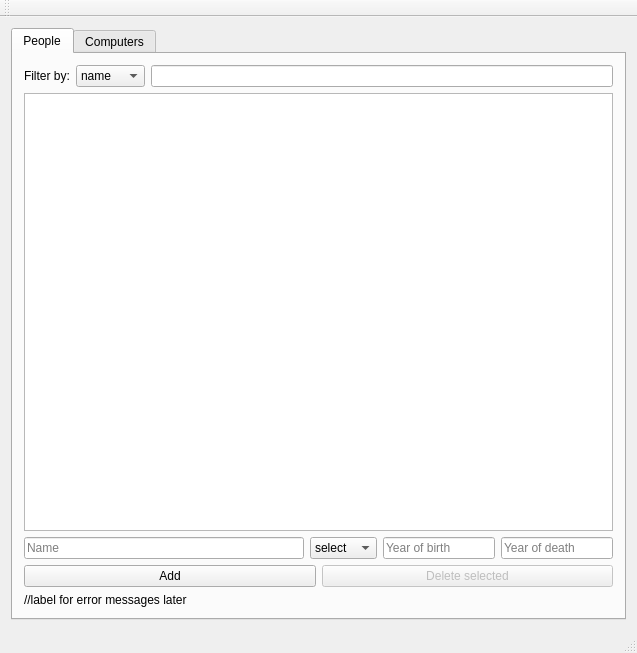
valdimarHR/hisCompRepo, file mainwindow.ui: the form before one commit.
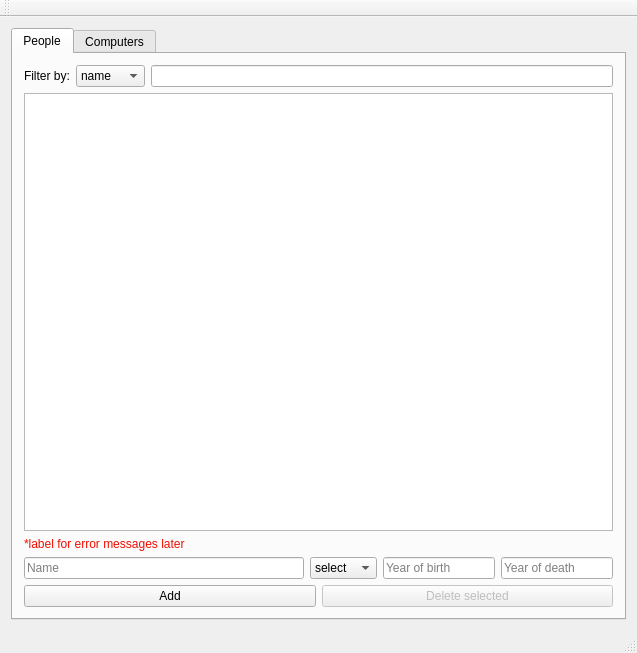
The form after the commit.

Commit message: with error message change

Diff of the .ui file:
```diff
--- a/mainwindow.ui
+++ b/mainwindow.ui
@@ -72,6 +72,13 @@
         <item>
          <widget class="QTableWidget" name="tablePeople"/>
         </item>
+        <item>
+         <widget class="QLabel" name="label">
+          <property name="text">
+           <string>&lt;html&gt;&lt;head/&gt;&lt;body&gt;&lt;p&gt;&lt;span style=&quot; color:#f00e00;&quot;&gt;*label for error messages later&lt;/span&gt;&lt;/p&gt;&lt;/body&gt;&lt;/html&gt;</string>
+          </property>
+         </widget>
+        </item>
         <item>
          <layout class="QHBoxLayout" name="horizontalLayout">
           <item>
@@ -173,13 +180,6 @@
           </item>
          </layout>
         </item>
-        <item>
-         <widget class="QLabel" name="label">
-          <property name="text">
-           <string>//label for error messages later</string>
-          </property>
-         </widget>
-        </item>
        </layout>
       </widget>
       <widget class="QWidget" name="tab_2">
```
Left out of the diff: 14 changed lines with no effect on the pictures.
